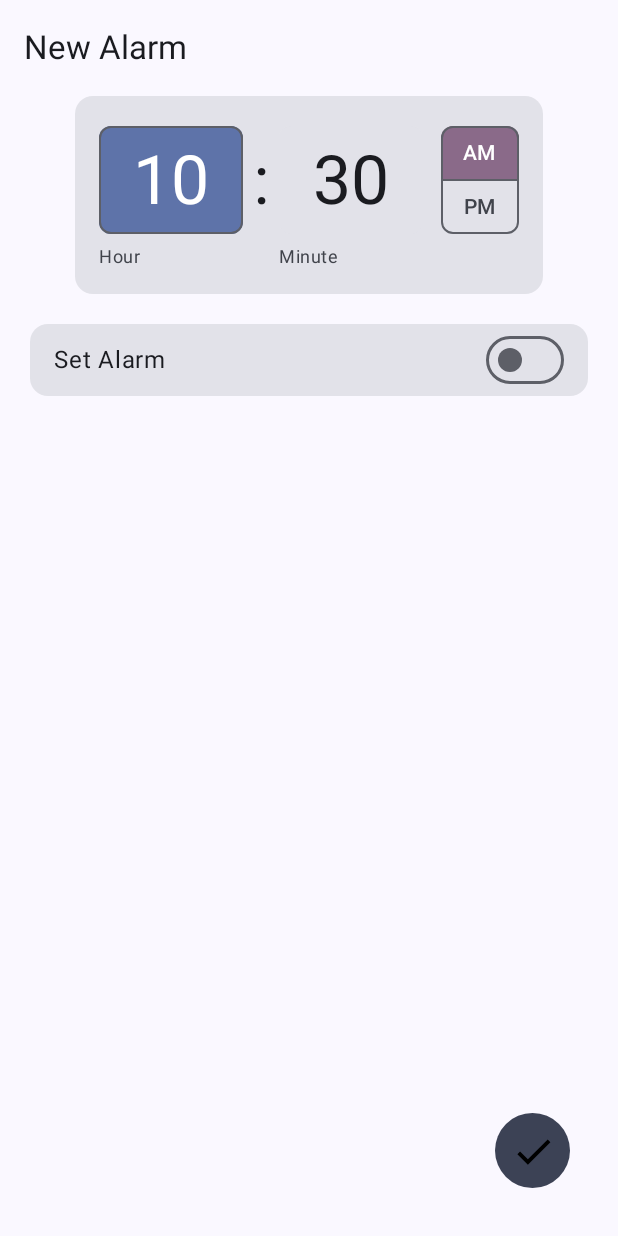
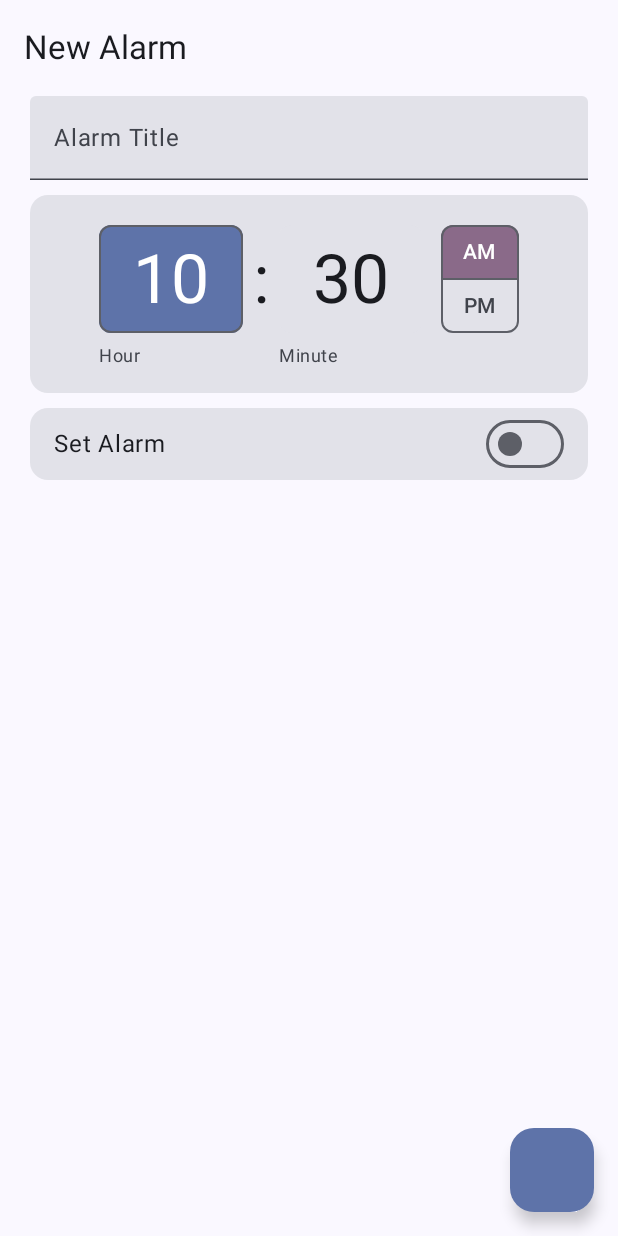
Before and after one commit to noahgiboney/puzzle-clock, an Android app built with Jetpack Compose: the NewAlarmActivity screen opened directly, with no data from a screen before it, on a phone screen of 412 x 824 dp. Run offline under Robolectric (Android 15) with nearby library versions, the phone set to English and light mode, and no system bars.

Commit message:
add text input for alarm title

```diff
--- a/app/src/main/java/com/example/puzzleclock/ui/NewAlarmActivity.kt
+++ b/app/src/main/java/com/example/puzzleclock/ui/NewAlarmActivity.kt
@@ -11,13 +11,16 @@ import androidx.compose.foundation.layout.Row
 import androidx.compose.foundation.layout.fillMaxSize
 import androidx.compose.foundation.layout.fillMaxWidth
 import androidx.compose.foundation.layout.padding
+import androidx.compose.foundation.shape.RoundedCornerShape
 import androidx.compose.material.icons.Icons
 import androidx.compose.material.icons.filled.Check
 import androidx.compose.material3.Card
 import androidx.compose.material3.ExperimentalMaterial3Api
+import androidx.compose.material3.FloatingActionButton
 import androidx.compose.material3.Scaffold
 import androidx.compose.material3.Switch
 import androidx.compose.material3.Text
+import androidx.compose.material3.TextField
 import androidx.compose.material3.TimeInput
 import androidx.compose.material3.TopAppBar
 import androidx.compose.material3.rememberTimePickerState
@@ -32,7 +35,6 @@ import java.util.Calendar
 import androidx.lifecycle.viewmodel.compose.viewModel
 import com.example.puzzleclock.viewModels.NewAlarmViewModel
 import com.example.puzzleclock.R
-import com.example.puzzleclock.ui.components.FloatingActionButton
 
 class NewAlarmActivity : ComponentActivity() {
     override fun onCreate(savedInstanceState: Bundle?) {
@@ -59,28 +61,34 @@ fun NewAlarmScaffold(
             )
         },
         floatingActionButton = {
-            FloatingActionButton(
-                modifier = Modifier.padding(16.dp),
-                icon = Icons.Default.Check,
-                onClick = { viewModel.addAlarm() }
-            )
+            FloatingActionButton(onClick = { viewModel.addAlarm() }) {
+                Icons.Default.Check
+            }
         }
     )
     { innerPadding ->
-        AddAlarmScreen(modifier = Modifier.padding(innerPadding))
+        AddAlarmScreen(
+            modifier = Modifier.padding(innerPadding),
+            viewModel = viewModel
+            )
     }
 }
 
 @Composable
-fun AddAlarmScreen(modifier: Modifier = Modifier) {
+fun AddAlarmScreen(
+    modifier: Modifier = Modifier,
+    viewModel: NewAlarmViewModel
+) {
     Column(
         modifier = modifier
-            .padding(horizontal = 10.dp),
+            .padding(horizontal = 20.dp),
         verticalArrangement = Arrangement.spacedBy(10.dp)
     ) {
+        AlarmTitleInput(viewModel = viewModel)
+
         TimePicker()
 
-        AlarmToggle(viewModel = viewModel())
+        AlarmToggle(viewModel = viewModel)
     }
 }
 
@@ -97,9 +105,7 @@ fun TimePicker(modifier: Modifier = Modifier) {
     )
 
     Card(
-        modifier = modifier
-            .fillMaxWidth()
-            .padding(horizontal = 40.dp),
+        modifier = modifier.fillMaxWidth()
     ) {
         Box(
             modifier = Modifier
@@ -117,6 +123,18 @@ fun TimePicker(modifier: Modifier = Modifier) {
 }
 
 @Composable
+fun AlarmTitleInput(
+    modifier: Modifier = Modifier,
+    viewModel: NewAlarmViewModel) {
+    TextField(
+        modifier = modifier.fillMaxWidth(),
+        value = viewModel.alarmTitle,
+        onValueChange = { viewModel.alarmTitle = it },
+        label = { Text("Alarm Title") }
+    )
+}
+
+@Composable
 fun AlarmToggle(
     modifier: Modifier = Modifier,
     viewModel: NewAlarmViewModel
@@ -124,7 +142,6 @@ fun AlarmToggle(
     Card(
         modifier = modifier
             .fillMaxWidth()
-            .padding(10.dp)
     ) {
         Row(
             modifier = Modifier
--- a/app/src/main/java/com/example/puzzleclock/ui/components/FloatingActionButton.kt
+++ /dev/null
@@ -1,43 +0,0 @@
-package com.example.puzzleclock.ui.components
-
-import androidx.compose.foundation.background
-import androidx.compose.foundation.layout.Box
-import androidx.compose.foundation.layout.size
-import androidx.compose.foundation.shape.CircleShape
-import androidx.compose.material3.Icon
-import androidx.compose.material3.IconButton
-import androidx.compose.material3.MaterialTheme
-import androidx.compose.runtime.Composable
-import androidx.compose.ui.Alignment
-import androidx.compose.ui.Modifier
-import androidx.compose.ui.draw.clip
-import androidx.compose.ui.graphics.Color
-import androidx.compose.ui.graphics.vector.ImageVector
-import androidx.compose.ui.unit.dp
-
-@Composable
-fun FloatingActionButton(
-    modifier: Modifier = Modifier,
-    icon: ImageVector,
-    onClick: () -> Unit,
-) {
-    Box(
-        modifier = modifier
-            .size(50.dp)
-            .clip(CircleShape)
-            .background(MaterialTheme.colorScheme.secondary),
-        contentAlignment = Alignment.Center
-    ) {
-        IconButton(
-            onClick = onClick,
-            modifier = Modifier.size(40.dp)
-        ) {
-            Icon(
-                imageVector = icon,
-                contentDescription = "Checkmark",
-                tint = Color.Black,
-                modifier = Modifier.size(30.dp)
-            )
-        }
-    }
-}
--- a/app/src/main/java/com/example/puzzleclock/viewModels/NewAlarmViewModel.kt
+++ b/app/src/main/java/com/example/puzzleclock/viewModels/NewAlarmViewModel.kt
@@ -7,6 +7,7 @@ import androidx.lifecycle.ViewModel
 
 class NewAlarmViewModel: ViewModel() {
 
+    var alarmTitle by mutableStateOf("")
     var isAlarmSet by mutableStateOf(false)
 
     fun addAlarm() {
```
